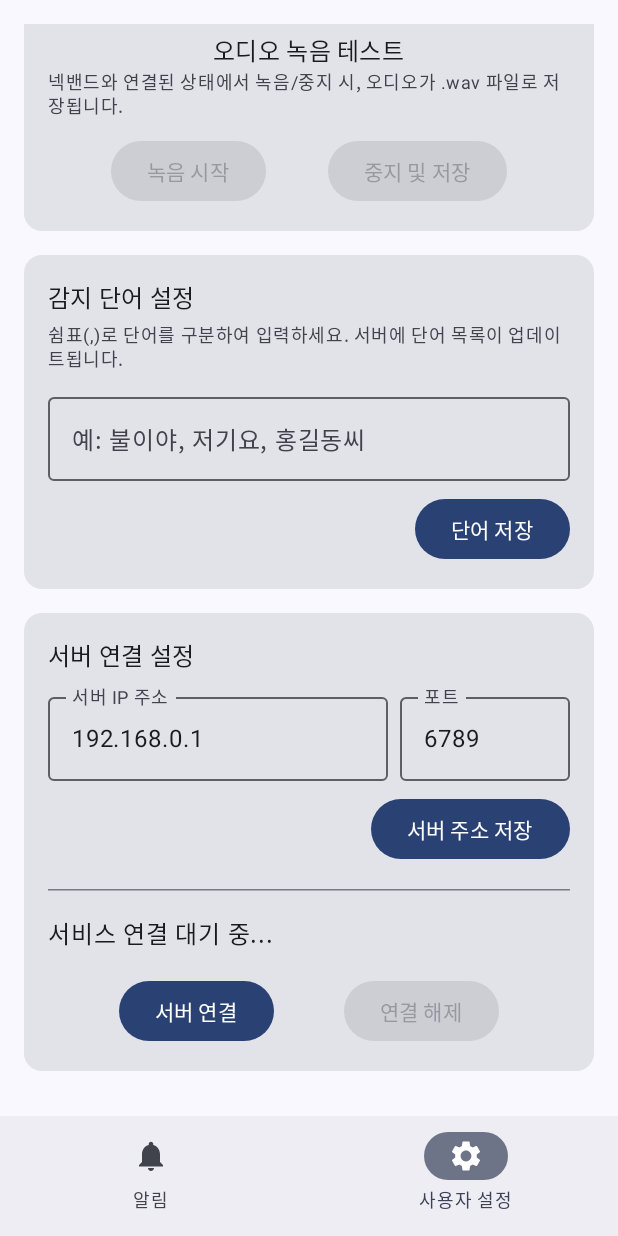
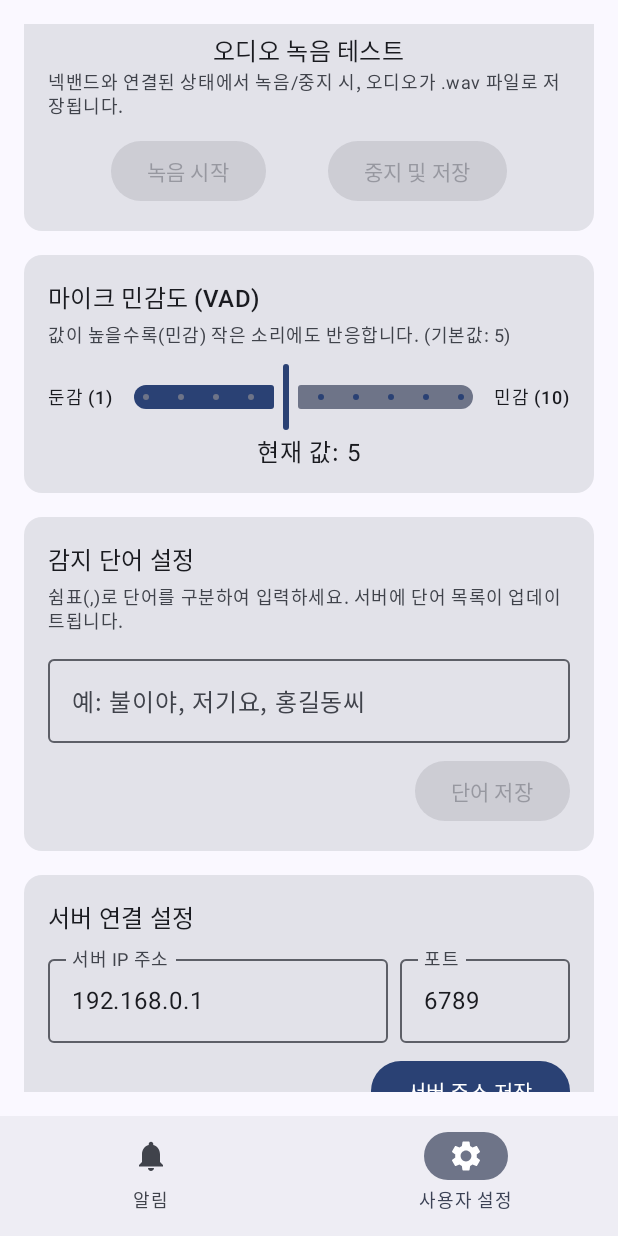
Before and after one commit to enenalenen/MQBL, an Android app built with Jetpack Compose: the SettingsScreen screen opened through its navigation route, item 2 of the bottom bar chosen, scrolled down 498 dp, on a phone screen of 412 x 824 dp. Run offline under Robolectric (Android 15) with nearby library versions, the phone set to English and light mode, and no system bars.

Commit message:
마이크 사용 기능 추가 인식 민감도 설정 추가

```diff
--- a/app/src/main/AndroidManifest.xml
+++ b/app/src/main/AndroidManifest.xml
@@ -3,6 +3,7 @@
     xmlns:tools="http://schemas.android.com/tools"
     package="com.example.mqbl">
 
+    <uses-permission android:name="android.permission.RECORD_AUDIO" />
     <uses-permission android:name="android.permission.WRITE_EXTERNAL_STORAGE" android:maxSdkVersion="28" />
 
     <uses-permission android:name="android.permission.INTERNET" />
--- a/app/src/main/java/com/example/mqbl/MainActivity.kt
+++ b/app/src/main/java/com/example/mqbl/MainActivity.kt
@@ -97,6 +97,9 @@ fun MainAppNavigation() {
                 permissionsToRequest.add(Manifest.permission.WRITE_EXTERNAL_STORAGE)
             }
         }
+        if (ContextCompat.checkSelfPermission(context, Manifest.permission.RECORD_AUDIO) != PackageManager.PERMISSION_GRANTED) {
+            permissionsToRequest.add(Manifest.permission.RECORD_AUDIO)
+        }
         if (permissionsToRequest.isNotEmpty()){
             permissionLauncher.launch(permissionsToRequest.toTypedArray())
         }
@@ -158,6 +161,12 @@ fun MainAppNavigation() {
                 SettingsScreen(
                     settingsUiState = settingsUiState,
                     onBackgroundExecutionToggled = settingsViewModel::toggleBackgroundExecution,
+                    onPhoneMicModeToggled = settingsViewModel::togglePhoneMicMode,
+
+                    // ▼▼▼ 추가/수정된 코드 (빠졌던 두 줄 추가) ▼▼T
+                    onMicSensitivityChange = settingsViewModel::onMicSensitivityChange,
+                    onMicSensitivityChangeFinished = settingsViewModel::onMicSensitivityChangeFinished,
+                    // ▲▲▲ 추가/수정된 코드 ▲▲▲
 
                     customKeywords = customKeywords,
                     onCustomKeywordsChange = settingsViewModel::updateCustomKeywords,
--- a/app/src/main/java/com/example/mqbl/data/SettingsRepository.kt
+++ b/app/src/main/java/com/example/mqbl/data/SettingsRepository.kt
@@ -27,6 +27,27 @@ class SettingsRepository private constructor(context: Context) {
 
     private val _esp32Port = MutableStateFlow(getEsp32Port())
     val esp32PortFlow: StateFlow<String> = _esp32Port.asStateFlow()
+
+    // ▼▼▼ 추가/수정된 코드 (마이크 민감도 Flow) ▼▼▼
+    private val _micSensitivity = MutableStateFlow(getMicSensitivity())
+    val micSensitivityFlow: StateFlow<Int> = _micSensitivity.asStateFlow()
+    // ▲▲▲ 추가/수정된 코드 ▲▲▲
+
+    // ▼▼▼ 추가/수정된 코드 (폰 마이크 모드 Flow) ▼▼▼
+    private val _isPhoneMicModeEnabled = MutableStateFlow(isPhoneMicModeEnabled())
+    val isPhoneMicModeEnabledFlow: StateFlow<Boolean> = _isPhoneMicModeEnabled.asStateFlow()
+    // ▲▲▲ 추가/수정된 코드 ▲▲▲
+
+    // ▼▼▼ 추가/수정된 코드 (폰 마이크 모드 Get/Set) ▼▼▼
+    fun isPhoneMicModeEnabled(): Boolean {
+        return prefs.getBoolean(KEY_PHONE_MIC_MODE, false) // 기본값 false
+    }
+
+    fun setPhoneMicMode(enabled: Boolean) {
+        prefs.edit().putBoolean(KEY_PHONE_MIC_MODE, enabled).apply()
+        _isPhoneMicModeEnabled.value = enabled
+    }
+    // ▲▲▲ 추가/수정된 코드 ▲▲▲
 
     fun getEsp32Ip(): String {
         return prefs.getString(KEY_ESP32_IP, "192.168.43.101") ?: "192.168.43.101"
@@ -74,9 +95,6 @@ class SettingsRepository private constructor(context: Context) {
     }
 
     fun isBackgroundExecutionEnabled(): Boolean {
-        // ▼▼▼▼▼▼▼▼▼▼▼▼▼▼▼▼▼▼▼▼▼▼▼▼▼▼▼▼▼▼▼▼▼▼▼▼▼▼
-        // 기본값을 false에서 true로 변경합니다.
-        // ▼▼▼▼▼▼▼▼▼▼▼▼▼▼▼▼▼▼▼▼▼▼▼▼▼▼▼▼▼▼▼▼▼▼▼▼▼▼
         return prefs.getBoolean(KEY_BACKGROUND_EXECUTION, true)
     }
 
@@ -84,6 +102,19 @@ class SettingsRepository private constructor(context: Context) {
         prefs.edit().putBoolean(KEY_BACKGROUND_EXECUTION, enabled).apply()
         _isBackgroundExecutionEnabled.value = enabled
     }
+
+    // ▼▼▼ 추가/수정된 코드 (마이크 민감도 Get/Set) ▼▼▼
+    fun getMicSensitivity(): Int {
+        // 기본값을 5 (중간)로 설정
+        return prefs.getInt(KEY_MIC_SENSITIVITY, 5)
+    }
+
+    fun setMicSensitivity(sensitivity: Int) {
+        prefs.edit().putInt(KEY_MIC_SENSITIVITY, sensitivity).apply()
+        _micSensitivity.value = sensitivity
+    }
+    // ▲▲▲ 추가/수정된 코드 ▲▲▲
+
 
     companion object {
         @Volatile
@@ -104,5 +135,10 @@ class SettingsRepository private constructor(context: Context) {
         private const val KEY_TCP_SERVER_PORT = "tcp_server_port"
         private const val KEY_ESP32_IP = "esp32_ip"
         private const val KEY_ESP32_PORT = "esp32_port"
+        private const val KEY_PHONE_MIC_MODE = "phone_mic_mode_enabled"
+
+        // ▼▼▼ 추가/수정된 코드 (새 키) ▼▼▼
+        private const val KEY_MIC_SENSITIVITY = "mic_sensitivity_vad"
+        // ▲▲▲ 추가/수정된 코드 ▲▲▲
     }
 }
--- a/app/src/main/java/com/example/mqbl/ui/main/MainScreen.kt
+++ b/app/src/main/java/com/example/mqbl/ui/main/MainScreen.kt
@@ -1,6 +1,7 @@
 package com.example.mqbl.ui.main
 
 import androidx.compose.foundation.BorderStroke
+import androidx.compose.foundation.Canvas
 import androidx.compose.foundation.isSystemInDarkTheme
 import androidx.compose.foundation.layout.*
 import androidx.compose.foundation.lazy.LazyColumn
@@ -16,13 +17,18 @@ import androidx.compose.ui.unit.sp
 import java.util.UUID
 
 // --- 상태 표현을 위한 데이터 클래스 정의 ---
+// ▼▼▼ 추가/수정된 코드 (데이터 클래스 수정) ▼▼▼
 data class MainUiState(
-    val status: String = "상태: 대기 중",
+    val status: String = "음성 인식 비활성화", // ViewModel이 이 텍스트를 설정함
+    val isRecognitionActive: Boolean = false, // 원의 색상을 결정함
+
+    // 기존 필드 (참조용)
     val espDeviceName: String? = null,
     val isEspConnected: Boolean = false,
     val isConnecting: Boolean = false,
     val connectError: String? = null
 )
+// ▲▲▲ 추가/수정된 코드 ▲▲▲
 
 data class DetectionEvent(
     val id: UUID = UUID.randomUUID(),
@@ -49,25 +55,29 @@ fun MainScreen(
             .fillMaxSize()
             .padding(16.dp)
     ) {
-        if (uiState.isEspConnected) {
+        // ▼▼▼ 추가/수정된 코드 (상태 표시줄 UI 변경) ▼▼▼
+        Row(
+            modifier = Modifier.fillMaxWidth(),
+            verticalAlignment = Alignment.CenterVertically
+        ) {
+            // --- 초록색/빨간색 상태 원 ---
+            Canvas(modifier = Modifier.size(14.dp)) {
+                drawCircle(
+                    color = if (uiState.isRecognitionActive) Color(0xFF4CAF50) /* 초록색 */ else Color(0xFFF44336) /* 빨간색 */
+                )
+            }
+
+            Spacer(modifier = Modifier.width(10.dp))
+
+            // --- 상태 텍스트 ---
             Text(
-                "연결됨: ${uiState.espDeviceName}",
+                text = uiState.status,
                 style = MaterialTheme.typography.titleMedium,
-                modifier = Modifier.padding(bottom = 8.dp)
-            )
-        } else if (uiState.isConnecting) {
-            Text(
-                "연결 중...",
-                style = MaterialTheme.typography.titleSmall,
-                modifier = Modifier.padding(bottom = 8.dp)
-            )
-        } else {
-            Text(
-                "연결되지 않음. 넥밴드에 연결하세요.",
-                style = MaterialTheme.typography.bodyMedium,
-                modifier = Modifier.padding(bottom = 8.dp)
+                modifier = Modifier.padding(bottom = 0.dp) // 하단 패딩 제거
             )
         }
+        // ▲▲▲ 추가/수정된 코드 ▲▲▲
+
         Spacer(modifier = Modifier.height(16.dp))
 
         // --- '최근 감지된 음성' 로그 ---
@@ -151,7 +161,14 @@ private fun LogItem(description: String, timestamp: String, isDarkTheme: Boolean
 fun MainScreenPreview() {
     MaterialTheme {
         MainScreen(
-            uiState = MainUiState(status = "상태", isEspConnected = true, espDeviceName = "스마트 넥밴드 (Preview)"),
+            // ▼▼▼ 미리보기 UI 상태 수정 ▼▼▼
+            uiState = MainUiState(
+                status = "음성 인식 활성화 : 넥밴드 모드",
+                isRecognitionActive = true,
+                isEspConnected = true,
+                espDeviceName = "스마트 넥밴드 (Preview)"
+            ),
+            // ▲▲▲ 미리보기 UI 상태 수정 ▲▲▲
             detectionLog = listOf(DetectionEvent(description = "사이렌 감지됨 (미리보기)", timestamp = "12:34:56")),
             customSoundLog = listOf(CustomSoundEvent(description = "사용자 단어 감지됨 (미리보기)", timestamp = "12:35:00")),
         )
--- a/app/src/main/java/com/example/mqbl/ui/settings/SettingsScreen.kt
+++ b/app/src/main/java/com/example/mqbl/ui/settings/SettingsScreen.kt
@@ -15,13 +15,21 @@ import androidx.compose.ui.unit.sp
 import com.example.mqbl.R
 import com.example.mqbl.ui.main.MainUiState
 import com.example.mqbl.ui.tcp.TcpUiState
+import kotlin.math.roundToInt
 
 @Composable
 fun SettingsScreen(
     // App Settings
     settingsUiState: SettingsUiState,
     onBackgroundExecutionToggled: (Boolean) -> Unit,
+    onPhoneMicModeToggled: (Boolean) -> Unit,
 
+    // ▼▼▼ 추가/수정된 코드 (민감도 슬라이더 콜백) ▼▼▼
+    onMicSensitivityChange: (Float) -> Unit, // 슬라이더가 움직일 때
+    onMicSensitivityChangeFinished: () -> Unit, // 슬라이더 조작이 끝났을 때
+    // ▲▲▲ 추가/수정된 코드 ▲▲▲
+
+    // Custom Keywords
     customKeywords: String,
     onCustomKeywordsChange: (String) -> Unit,
     onSaveCustomKeywords: () -> Unit,
@@ -155,6 +163,46 @@ fun SettingsScreen(
             }
         }
 
+        // --- ▼▼▼ 추가/수정된 코드 (마이크 민감도 UI) ▼▼▼ ---
+        item {
+            Card(modifier = Modifier.fillMaxWidth()) {
+                Column(modifier = Modifier.padding(16.dp)) {
+                    Text("마이크 민감도 (VAD)", style = MaterialTheme.typography.titleMedium)
+                    Spacer(modifier = Modifier.height(4.dp))
+                    Text(
+                        "값이 높을수록(민감) 작은 소리에도 반응합니다. (기본값: 5)",
+                        style = MaterialTheme.typography.bodySmall,
+                        color = MaterialTheme.colorScheme.onSurfaceVariant
+                    )
+                    Spacer(modifier = Modifier.height(8.dp))
+
+                    Row(
+                        verticalAlignment = Alignment.CenterVertically,
+                        modifier = Modifier.fillMaxWidth()
+                    ) {
+                        Text("둔감 (1)", style = MaterialTheme.typography.labelMedium)
+                        Spacer(Modifier.width(12.dp))
+                        Slider(
+                            value = settingsUiState.micSensitivity.toFloat(),
+                            onValueChange = onMicSensitivityChange,
+                            onValueChangeFinished = onMicSensitivityChangeFinished,
+                            valueRange = 1f..10f,
+                            steps = 8, // 1~10까지 9개의 구간, 즉 8개의 스텝
+                            modifier = Modifier.weight(1f)
+                        )
+                        Spacer(Modifier.width(12.dp))
+                        Text("민감 (10)", style = MaterialTheme.typography.labelMedium)
+                    }
+                    Text(
+                        text = "현재 값: ${settingsUiState.micSensitivity}",
+                        style = MaterialTheme.typography.bodyLarge,
+                        modifier = Modifier.align(Alignment.CenterHorizontally)
+                    )
+                }
+            }
+        }
+        // --- ▲▲▲ 추가/수정된 코드 ▲▲▲ ---
+
 
         // --- 감지 단어 설정 섹션 ---
         item {
@@ -177,7 +225,8 @@ fun SettingsScreen(
                     Spacer(modifier = Modifier.height(8.dp))
                     Button(
                         onClick = onSaveCustomKeywords,
-                        modifier = Modifier.align(Alignment.End)
+                        modifier = Modifier.align(Alignment.End),
+                        enabled = serverTcpUiState.isConnected // 서버 연결 시에만 저장 가능
                     ) {
                         Text("단어 저장")
                     }
@@ -232,9 +281,7 @@ fun SettingsScreen(
             }
         }
 
-        // ▼▼▼▼▼▼▼▼▼▼▼▼▼▼▼▼▼▼▼▼▼▼▼▼▼▼▼▼▼▼▼▼▼▼▼▼▼▼▼▼▼▼
-        // 사라졌던 '앱 설정' UI 섹션을 여기에 복원했습니다.
-        // ▼▼▼▼▼▼▼▼▼▼▼▼▼▼▼▼▼▼▼▼▼▼▼▼▼▼▼▼▼▼▼▼▼▼▼▼▼▼▼▼▼▼
+        // --- 앱 설정 섹션 ---
         item {
             Card(modifier = Modifier.fillMaxWidth()) {
                 Column(modifier = Modifier.padding(16.dp)) {
@@ -260,6 +307,29 @@ fun SettingsScreen(
                             onCheckedChange = onBackgroundExecutionToggled
                         )
                     }
+
+                    HorizontalDivider(modifier = Modifier.padding(vertical = 12.dp))
+
+                    Row(
+                        modifier = Modifier.fillMaxWidth(),
+                        verticalAlignment = Alignment.CenterVertically,
+                        horizontalArrangement = Arrangement.SpaceBetween
+                    ) {
+                        Column(modifier = Modifier.weight(1f)) {
+                            Text("스마트폰 마이크 모드", style = MaterialTheme.typography.bodyLarge)
+                            Spacer(modifier = Modifier.height(4.dp))
+                            Text(
+                                "이 모드를 켜면 넥밴드 마이크 대신 스마트폰 마이크로 음성을 감지합니다.",
+                                style = MaterialTheme.typography.bodySmall,
+                                color = MaterialTheme.colorScheme.onSurfaceVariant
+                            )
+                        }
+                        Spacer(modifier = Modifier.width(16.dp))
+                        Switch(
+                            checked = settingsUiState.isPhoneMicModeEnabled,
+                            onCheckedChange = onPhoneMicModeToggled
+                        )
+                    }
                 }
             }
         }
@@ -272,8 +342,20 @@ fun SettingsScreen(
 fun SettingsScreenPreview() {
     MaterialTheme {
         SettingsScreen(
-            settingsUiState = SettingsUiState(isBackgroundExecutionEnabled = true, isRecording = false),
+            settingsUiState = SettingsUiState(
+                isBackgroundExecutionEnabled = true,
+                isRecording = false,
+                isPhoneMicModeEnabled = true,
+                micSensitivity = 7 // ▼▼▼ 추가 ▼▼▼
+            ),
             onBackgroundExecutionToggled = {},
+            onPhoneMicModeToggled = {},
+
+            // ▼▼▼ 추가/수정된 코드 (미리보기 콜백) ▼▼▼
+            onMicSensitivityChange = {},
+            onMicSensitivityChangeFinished = {},
+            // ▲▲▲ 추가/수정된 코드 ▲▲▲
+
             mainUiState = MainUiState(status = "스마트 넥밴드: 연결됨", espDeviceName = "스마트 넥밴드 (Preview)", isEspConnected = true),
             onSendVibrationValue = {},
             onSendCommand = {},
--- a/app/src/main/java/com/example/mqbl/ui/settings/SettingsState.kt
+++ b/app/src/main/java/com/example/mqbl/ui/settings/SettingsState.kt
@@ -5,5 +5,10 @@ package com.example.mqbl.ui.settings
  */
 data class SettingsUiState(
     val isBackgroundExecutionEnabled: Boolean = true,
-    val isRecording: Boolean = false // --- ▼▼▼ 녹음 상태 플래그 추가 ▼▼▼ ---
+    val isRecording: Boolean = false,
+    val isPhoneMicModeEnabled: Boolean = false,
+
+    // ▼▼▼ 추가/수정된 코드 (마이크 민감도 UI 상태) ▼▼▼
+    val micSensitivity: Int = 5 // 1(둔감) ~ 10(민감), 기본값 5
+    // ▲▲▲ 추가/수정된 코드 ▲▲▲
 )
```
Also changed, not shown: app/src/main/java/com/example/mqbl/service/CommunicationService.kt (+214 -35 lines), app/src/main/java/com/example/mqbl/ui/main/MainViewModel.kt (+65 -2 lines), app/src/main/java/com/example/mqbl/ui/settings/SettingsViewModel.kt (+68 -10 lines).
